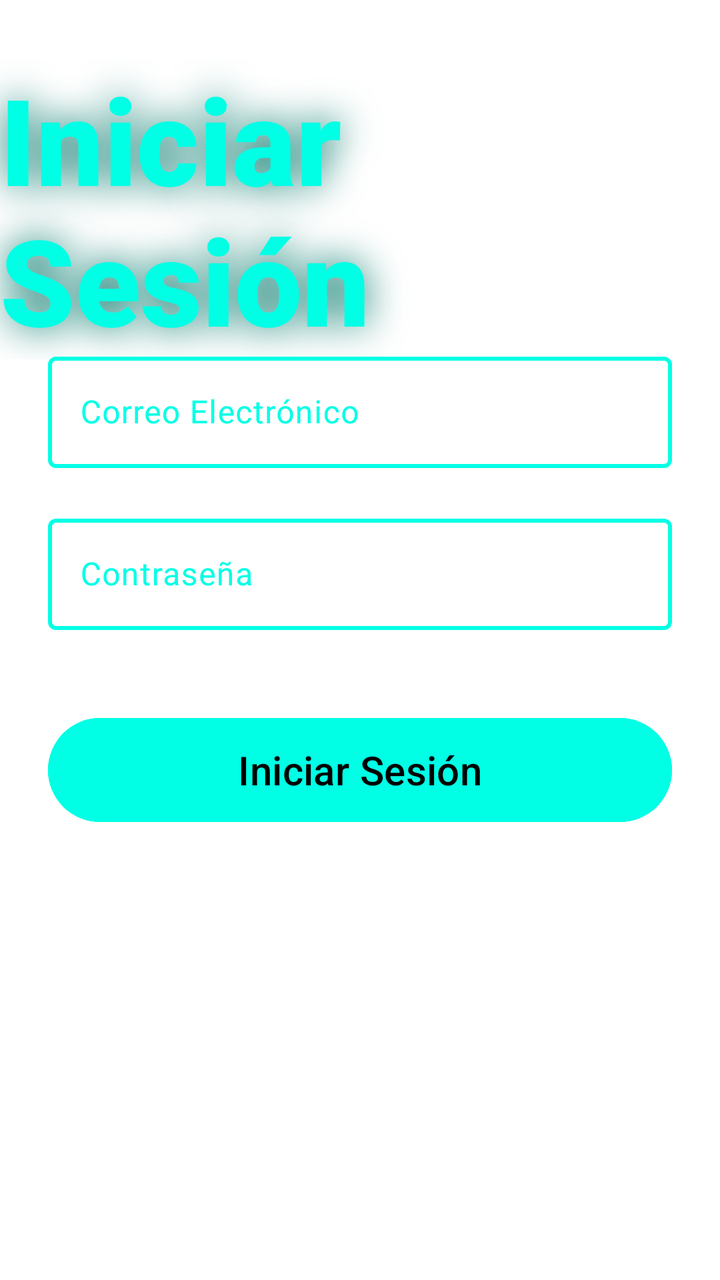
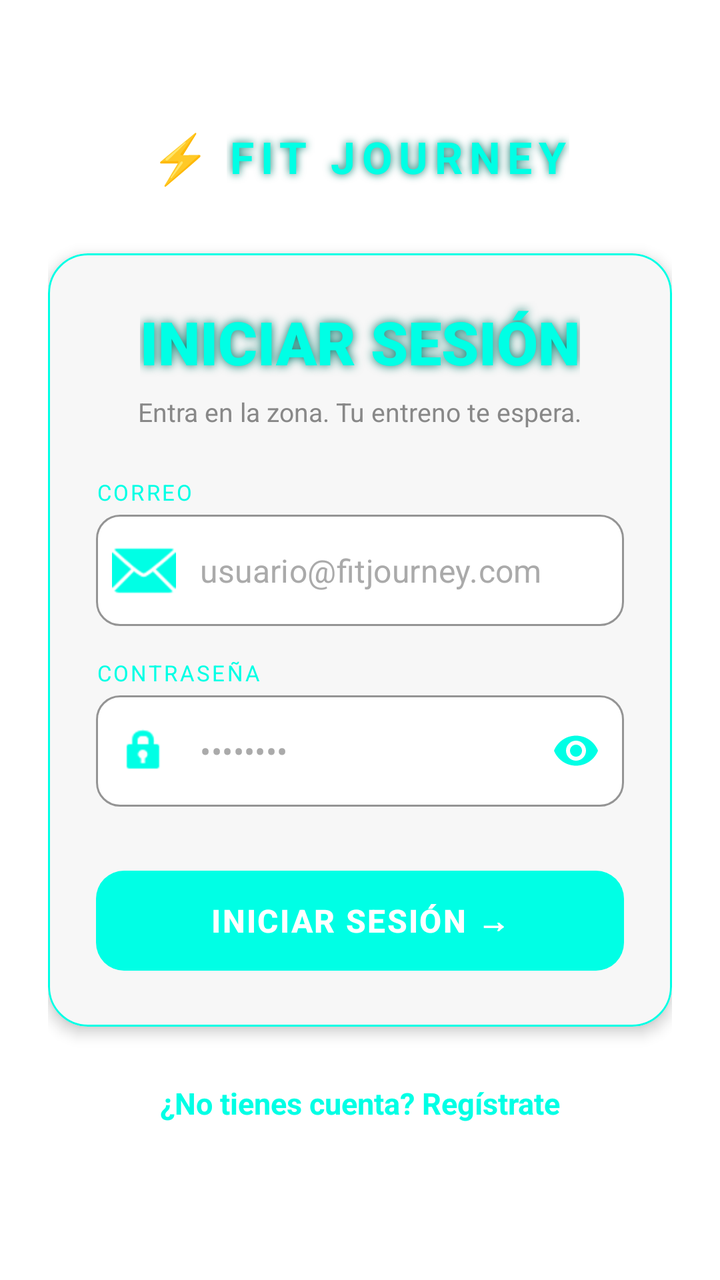

Before-and-after screenshots of an Android layout around one commit, followed by the original layout XML and the change that was made.
<!-- AndroidManifest.xml: application theme Theme.FitJourney -->
<!-- res/layout/fragment_login.xml -->
<?xml version="1.0" encoding="utf-8"?>
<androidx.constraintlayout.widget.ConstraintLayout xmlns:android="http://schemas.android.com/apk/res/android"
    xmlns:app="http://schemas.android.com/apk/res-auto"
    xmlns:tools="http://schemas.android.com/tools"
    android:id="@+id/loginLayout"
    android:layout_width="match_parent"
    android:layout_height="match_parent"
    android:background="@color/fondo"
    tools:context=".ui.main.origin.login.LoginFragment">

    <TextView
        android:id="@+id/tvLogin"
        android:layout_width="wrap_content"
        android:layout_height="wrap_content"
        android:fontFamily="sans-serif-black"
        android:shadowColor="@color/sombramainazul"
        android:shadowRadius="50"
        android:text="@string/login"
        android:textColor="@color/mainazul"
        android:textSize="60sp"
        app:layout_constraintBottom_toBottomOf="parent"
        app:layout_constraintEnd_toEndOf="parent"
        app:layout_constraintHorizontal_bias="0.497"
        app:layout_constraintStart_toStartOf="parent"
        app:layout_constraintTop_toTopOf="parent"
        app:layout_constraintVertical_bias="0.060000002" />

    <LinearLayout
        android:id="@+id/formRegister"
        android:layout_width="match_parent"
        android:layout_height="wrap_content"
        android:orientation="vertical"
        android:padding="24dp"
        app:layout_constraintBottom_toBottomOf="parent"
        app:layout_constraintEnd_toEndOf="parent"
        app:layout_constraintHorizontal_bias="0.0"
        app:layout_constraintStart_toStartOf="parent"
        app:layout_constraintTop_toTopOf="parent"
        app:layout_constraintVertical_bias="0.391">

        <com.google.android.material.textfield.TextInputLayout
            android:id="@+id/tlEmail"
            android:layout_width="match_parent"
            android:layout_height="wrap_content"
            android:layout_marginTop="20dp"
            android:hint="@string/email"
            android:textColorHint="@color/inputslogin"
            app:boxBackgroundMode="outline"
            app:boxStrokeColor="@color/inputslogin"
            app:boxStrokeWidth="2dp"
            app:hintTextColor="@color/inputslogin">

            <com.google.android.material.textfield.TextInputEditText
                android:id="@+id/etEmail"
                android:layout_width="match_parent"
                android:layout_height="wrap_content"
                android:inputType="textEmailAddress"
                android:textColor="@color/text" />
        </com.google.android.material.textfield.TextInputLayout>

        <com.google.android.material.textfield.TextInputLayout
            android:id="@+id/tlPassword"
            android:layout_width="match_parent"
            android:layout_height="wrap_content"
            android:layout_marginTop="20dp"
            android:hint="@string/password"
            android:textColorHint="@color/inputslogin"
            app:boxBackgroundMode="outline"
            app:boxStrokeColor="@color/inputslogin"
            app:boxStrokeWidth="2dp"
            app:endIconMode="password_toggle"
            app:endIconTint="@color/inputslogin"
            app:hintTextColor="@color/inputslogin"
            app:passwordToggleEnabled="true">

            <com.google.android.material.textfield.TextInputEditText
                android:id="@+id/etPassword"
                android:layout_width="match_parent"
                android:layout_height="wrap_content"
                android:inputType="textPassword"
                android:textColor="@color/white" />
        </com.google.android.material.textfield.TextInputLayout>


        <Button
            android:id="@+id/btnLoginSubmit"
            android:layout_width="match_parent"
            android:layout_height="60dp"
            android:layout_marginTop="40dp"
            android:backgroundTint="@color/mainazul"
            android:text="@string/login"
            android:textAllCaps="false"
            android:textColor="@color/text"
            android:textSize="20sp" />

    </LinearLayout>

    <ProgressBar
        android:id="@+id/progressBar"
        android:layout_width="60dp"
        android:layout_height="60dp"
        android:visibility="gone"
        app:layout_constraintBottom_toBottomOf="parent"
        app:layout_constraintEnd_toEndOf="parent"
        app:layout_constraintStart_toStartOf="parent"
        app:layout_constraintTop_toTopOf="parent" />


</androidx.constraintlayout.widget.ConstraintLayout>
<!-- resources referenced by this layout -->
<resources>
  <color name="fondo">#FFFFFF</color>
  <color name="mainazul">#00FFE5</color>
  <color name="sombramainazul">#00796B</color>
  <color name="text">#000000</color>
  <color name="white">#FFFFFFFF</color>
  <string name="email">Correo Electrónico</string>
  <string name="login">Iniciar Sesión</string>
  <string name="password">Contraseña</string>
  <style name="Theme.FitJourney" parent="Base.Theme.FitJourney" />
  <style name="Base.Theme.FitJourney" parent="Theme.Material3.DayNight.NoActionBar">
  
      </style>
</resources>

<!-- the commit's change to res/layout/fragment_login.xml (unified diff, before → after) -->
@@ -1,5 +1,6 @@
 <?xml version="1.0" encoding="utf-8"?>
-<androidx.constraintlayout.widget.ConstraintLayout xmlns:android="http://schemas.android.com/apk/res/android"
+<androidx.coordinatorlayout.widget.CoordinatorLayout
+    xmlns:android="http://schemas.android.com/apk/res/android"
     xmlns:app="http://schemas.android.com/apk/res-auto"
     xmlns:tools="http://schemas.android.com/tools"
     android:id="@+id/loginLayout"
@@ -8,102 +9,207 @@
     android:background="@color/fondo"
     tools:context=".ui.main.origin.login.LoginFragment">
 
-    <TextView
-        android:id="@+id/tvLogin"
-        android:layout_width="wrap_content"
-        android:layout_height="wrap_content"
-        android:fontFamily="sans-serif-black"
-        android:shadowColor="@color/sombramainazul"
-        android:shadowRadius="50"
-        android:text="@string/login"
-        android:textColor="@color/mainazul"
-        android:textSize="60sp"
-        app:layout_constraintBottom_toBottomOf="parent"
-        app:layout_constraintEnd_toEndOf="parent"
-        app:layout_constraintHorizontal_bias="0.497"
-        app:layout_constraintStart_toStartOf="parent"
-        app:layout_constraintTop_toTopOf="parent"
-        app:layout_constraintVertical_bias="0.060000002" />
-
-    <LinearLayout
-        android:id="@+id/formRegister"
+    <androidx.core.widget.NestedScrollView
         android:layout_width="match_parent"
-        android:layout_height="wrap_content"
-        android:orientation="vertical"
-        android:padding="24dp"
-        app:layout_constraintBottom_toBottomOf="parent"
-        app:layout_constraintEnd_toEndOf="parent"
-        app:layout_constraintHorizontal_bias="0.0"
-        app:layout_constraintStart_toStartOf="parent"
-        app:layout_constraintTop_toTopOf="parent"
-        app:layout_constraintVertical_bias="0.391">
-
-        <com.google.android.material.textfield.TextInputLayout
-            android:id="@+id/tlEmail"
+        android:layout_height="match_parent"
+        android:fillViewport="true">
+
+        <androidx.constraintlayout.widget.ConstraintLayout
             android:layout_width="match_parent"
-            android:layout_height="wrap_content"
-            android:layout_marginTop="20dp"
-            android:hint="@string/email"
-            android:textColorHint="@color/inputslogin"
-            app:boxBackgroundMode="outline"
-            app:boxStrokeColor="@color/inputslogin"
-            app:boxStrokeWidth="2dp"
-            app:hintTextColor="@color/inputslogin">
-
-            <com.google.android.material.textfield.TextInputEditText
-                android:id="@+id/etEmail"
+            android:layout_height="match_parent"
+            android:padding="24dp">
+
+            <LinearLayout
+                android:id="@+id/brandLayout"
+                android:layout_width="wrap_content"
+                android:layout_height="wrap_content"
+                android:orientation="horizontal"
+                android:gravity="center_vertical"
+                android:layout_marginBottom="32dp"
+                app:layout_constraintBottom_toTopOf="@+id/loginCard"
+                app:layout_constraintStart_toStartOf="parent"
+                app:layout_constraintEnd_toEndOf="parent">
+
+                <TextView
+                    android:layout_width="wrap_content"
+                    android:layout_height="wrap_content"
+                    android:text="⚡"
+                    android:textSize="24sp"
+                    android:textColor="@color/mainazul"
+                    android:layout_marginEnd="8dp"/>
+
+                <TextView
+                    android:layout_width="wrap_content"
+                    android:layout_height="wrap_content"
+                    android:text="FIT JOURNEY"
+                    android:textColor="@color/mainazul"
+                    android:textSize="22sp"
+                    android:textStyle="bold"
+                    android:letterSpacing="0.15"
+                    android:shadowColor="@color/sombramainazul"
+                    android:shadowRadius="10" />
+            </LinearLayout>
+
+            <com.google.android.material.card.MaterialCardView
+                android:id="@+id/loginCard"
                 android:layout_width="match_parent"
                 android:layout_height="wrap_content"
-                android:inputType="textEmailAddress"
-                android:textColor="@color/text" />
-        </com.google.android.material.textfield.TextInputLayout>
-
-        <com.google.android.material.textfield.TextInputLayout
-            android:id="@+id/tlPassword"
-            android:layout_width="match_parent"
-            android:layout_height="wrap_content"
-            android:layout_marginTop="20dp"
-            android:hint="@string/password"
-            android:textColorHint="@color/inputslogin"
-            app:boxBackgroundMode="outline"
-            app:boxStrokeColor="@color/inputslogin"
-            app:boxStrokeWidth="2dp"
-            app:endIconMode="password_toggle"
-            app:endIconTint="@color/inputslogin"
-            app:hintTextColor="@color/inputslogin"
-            app:passwordToggleEnabled="true">
-
-            <com.google.android.material.textfield.TextInputEditText
-                android:id="@+id/etPassword"
+                app:cardBackgroundColor="#F7F7F7"
+                app:cardCornerRadius="20dp"
+                app:cardElevation="4dp"
+                app:strokeColor="@color/mainazul"
+                app:strokeWidth="1dp"
+                app:layout_constraintTop_toTopOf="parent"
+                app:layout_constraintBottom_toBottomOf="parent"
+                app:layout_constraintStart_toStartOf="parent"
+                app:layout_constraintEnd_toEndOf="parent">
+
+                <LinearLayout
+                    android:layout_width="match_parent"
+                    android:layout_height="wrap_content"
+                    android:orientation="vertical"
+                    android:padding="24dp">
+
+                    <TextView
+                        android:layout_width="wrap_content"
+                        android:layout_height="wrap_content"
+                        android:layout_gravity="center"
+                        android:text="INICIAR SESIÓN"
+                        android:textColor="@color/mainazul"
+                        android:textSize="30sp"
+                        android:textStyle="bold"
+                        android:fontFamily="sans-serif-black"
+                        android:shadowColor="@color/sombramainazul"
+                        android:shadowRadius="12" />
+
+                    <TextView
+                        android:layout_width="wrap_content"
+                        android:layout_height="wrap_content"
+                        android:layout_gravity="center"
+                        android:layout_marginTop="6dp"
+                        android:layout_marginBottom="24dp"
+                        android:text="Entra en la zona. Tu entreno te espera."
+                        android:textColor="#888888"
+                        android:textSize="13sp"
+                        android:gravity="center" />
+
+                    <TextView
+                        android:layout_width="wrap_content"
+                        android:layout_height="wrap_content"
+                        android:layout_marginBottom="4dp"
+                        android:text="CORREO"
+                        android:textColor="@color/mainazul"
+                        android:textSize="11sp"
+                        android:letterSpacing="0.1" />
+
+                    <com.google.android.material.textfield.TextInputLayout
+                        android:id="@+id/tlEmail"
+                        style="@style/Widget.MaterialComponents.TextInputLayout.OutlinedBox"
+                        android:layout_width="match_parent"
+                        android:layout_height="wrap_content"
+                        android:layout_marginBottom="16dp"
+                        app:hintEnabled="false"
+                        app:startIconDrawable="@android:drawable/ic_dialog_email"
+                        app:startIconTint="@color/mainazul"
+                        app:boxCornerRadiusTopStart="12dp"
+                        app:boxCornerRadiusTopEnd="12dp"
+                        app:boxCornerRadiusBottomStart="12dp"
+                        app:boxCornerRadiusBottomEnd="12dp"
+                        app:boxStrokeColor="@color/mainazul"
+                        app:boxBackgroundColor="@color/white">
+
+                        <com.google.android.material.textfield.TextInputEditText
+                            android:id="@+id/etEmail"
+                            android:layout_width="match_parent"
+                            android:layout_height="wrap_content"
+                            android:hint="usuario@fitjourney.com"
+                            android:inputType="textEmailAddress"
+                            android:textColor="@color/text"
+                            android:textColorHint="#AAAAAA" />
+                    </com.google.android.material.textfield.TextInputLayout>
+
+                    <TextView
+                        android:layout_width="wrap_content"
+                        android:layout_height="wrap_content"
+                        android:layout_marginBottom="4dp"
+                        android:text="CONTRASEÑA"
+                        android:textColor="@color/mainazul"
+                        android:textSize="11sp"
+                        android:letterSpacing="0.1" />
+
+                    <com.google.android.material.textfield.TextInputLayout
+                        android:id="@+id/tlPassword"
+                        style="@style/Widget.MaterialComponents.TextInputLayout.OutlinedBox"
+                        android:layout_width="match_parent"
+                        android:layout_height="wrap_content"
+                        android:layout_marginBottom="28dp"
+                        app:hintEnabled="false"
+                        app:startIconDrawable="@android:drawable/ic_lock_idle_lock"
+                        app:startIconTint="@color/mainazul"
+                        app:endIconMode="password_toggle"
+                        app:endIconTint="@color/mainazul"
+                        app:boxCornerRadiusTopStart="12dp"
+                        app:boxCornerRadiusTopEnd="12dp"
+                        app:boxCornerRadiusBottomStart="12dp"
+                        app:boxCornerRadiusBottomEnd="12dp"
+                        app:boxStrokeColor="@color/mainazul"
+                        app:boxBackgroundColor="@color/white">
+
+                        <com.google.android.material.textfield.TextInputEditText
+                            android:id="@+id/etPassword"
+                            android:layout_width="match_parent"
+                            android:layout_height="wrap_content"
+                            android:hint="••••••••"
+                            android:inputType="textPassword"
+                            android:textColor="@color/text"
+                            android:textColorHint="#AAAAAA" />
+                    </com.google.android.material.textfield.TextInputLayout>
+
+                    <com.google.android.material.button.MaterialButton
+                        android:id="@+id/btnLoginSubmit"
+                        android:layout_width="match_parent"
+                        android:layout_height="58dp"
+                        android:text="INICIAR SESIÓN →"
+                        android:textColor="@color/white"
+                        android:textSize="16sp"
+                        android:textStyle="bold"
+                        android:letterSpacing="0.05"
+                        app:backgroundTint="@color/mainazul"
+                        app:cornerRadius="14dp" />
+
+                </LinearLayout>
+            </com.google.android.material.card.MaterialCardView>
+
+            <ProgressBar
+                android:id="@+id/progressBar"
+                android:layout_width="60dp"
+                android:layout_height="60dp"
+                android:visibility="gone"
+                android:indeterminateTint="@color/mainazul"
+                app:layout_constraintBottom_toBottomOf="parent"
+                app:layout_constraintEnd_toEndOf="parent"
+                app:layout_constraintStart_toStartOf="parent"
+                app:layout_constraintTop_toTopOf="parent" />
+
+            <TextView
+                android:id="@+id/tvGoToRegister"
                 android:layout_width="match_parent"
                 android:layout_height="wrap_content"
-                android:inputType="textPassword"
-                android:textColor="@color/white" />
-        </com.google.android.material.textfield.TextInputLayout>
-
-
-        <Button
-            android:id="@+id/btnLoginSubmit"
-            android:layout_width="match_parent"
-            android:layout_height="60dp"
-            android:layout_marginTop="40dp"
-            android:backgroundTint="@color/mainazul"
-            android:text="@string/login"
-            android:textAllCaps="false"
-            android:textColor="@color/text"
-            android:textSize="20sp" />
-
-    </LinearLayout>
-
-    <ProgressBar
-        android:id="@+id/progressBar"
-        android:layout_width="60dp"
-        android:layout_height="60dp"
-        android:visibility="gone"
-        app:layout_constraintBottom_toBottomOf="parent"
-        app:layout_constraintEnd_toEndOf="parent"
-        app:layout_constraintStart_toStartOf="parent"
-        app:layout_constraintTop_toTopOf="parent" />
-
-
-</androidx.constraintlayout.widget.ConstraintLayout>
+                android:layout_marginTop="20dp"
+                android:gravity="center"
+                android:padding="8dp"
+                android:text="¿No tienes cuenta? Regístrate"
+                android:textColor="@color/mainazul"
+                android:textStyle="bold"
+                android:textSize="15sp"
+                android:clickable="true"
+                android:focusable="true"
+                android:background="?attr/selectableItemBackground"
+                app:layout_constraintTop_toBottomOf="@id/loginCard"
+                app:layout_constraintStart_toStartOf="parent"
+                app:layout_constraintEnd_toEndOf="parent" />
+
+        </androidx.constraintlayout.widget.ConstraintLayout>
+    </androidx.core.widget.NestedScrollView>
+
+</androidx.coordinatorlayout.widget.CoordinatorLayout>
<!-- resource entries referenced after the edit -->
@@ -5,9 +5,6 @@
   <color name="sombramainazul">#00796B</color>
   <color name="text">#000000</color>
   <color name="white">#FFFFFFFF</color>
-  <string name="email">Correo Electrónico</string>
-  <string name="login">Iniciar Sesión</string>
-  <string name="password">Contraseña</string>
   <style name="Theme.FitJourney" parent="Base.Theme.FitJourney" />
   <style name="Base.Theme.FitJourney" parent="Theme.Material3.DayNight.NoActionBar">
   
